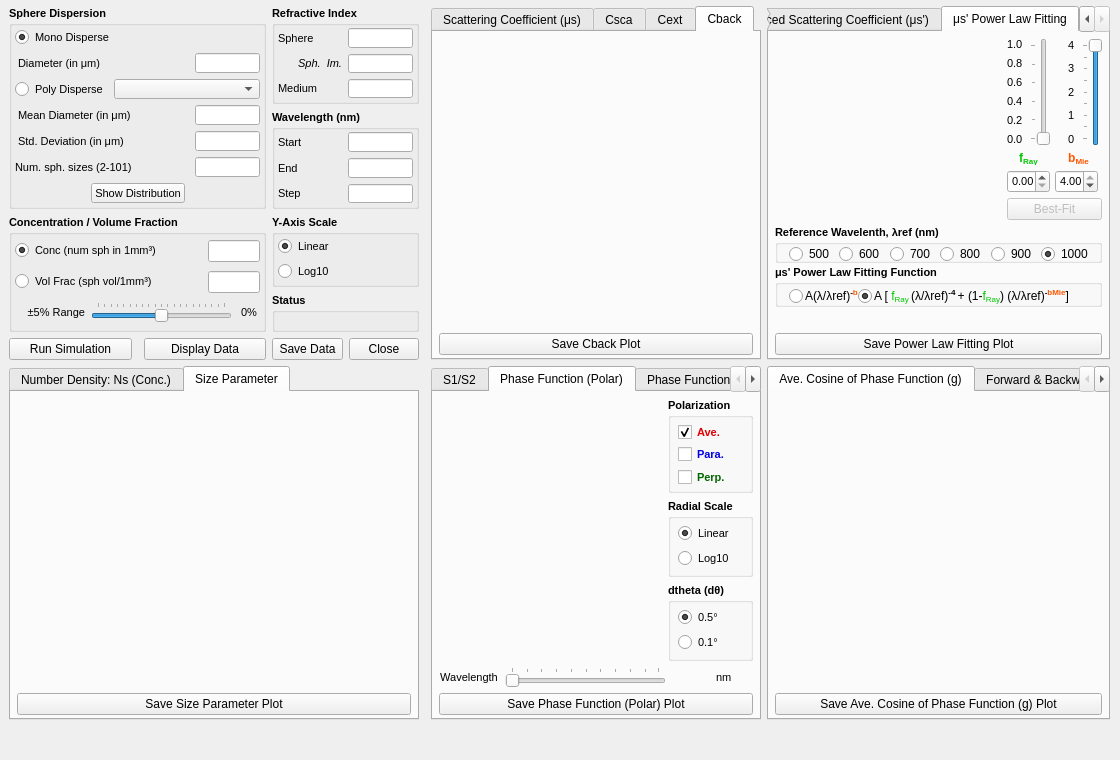
First picture: the form in src/app/dialog/mainwindow.ui, repository VirtualPhotonics/MieSimulatorGUI, before the edit.
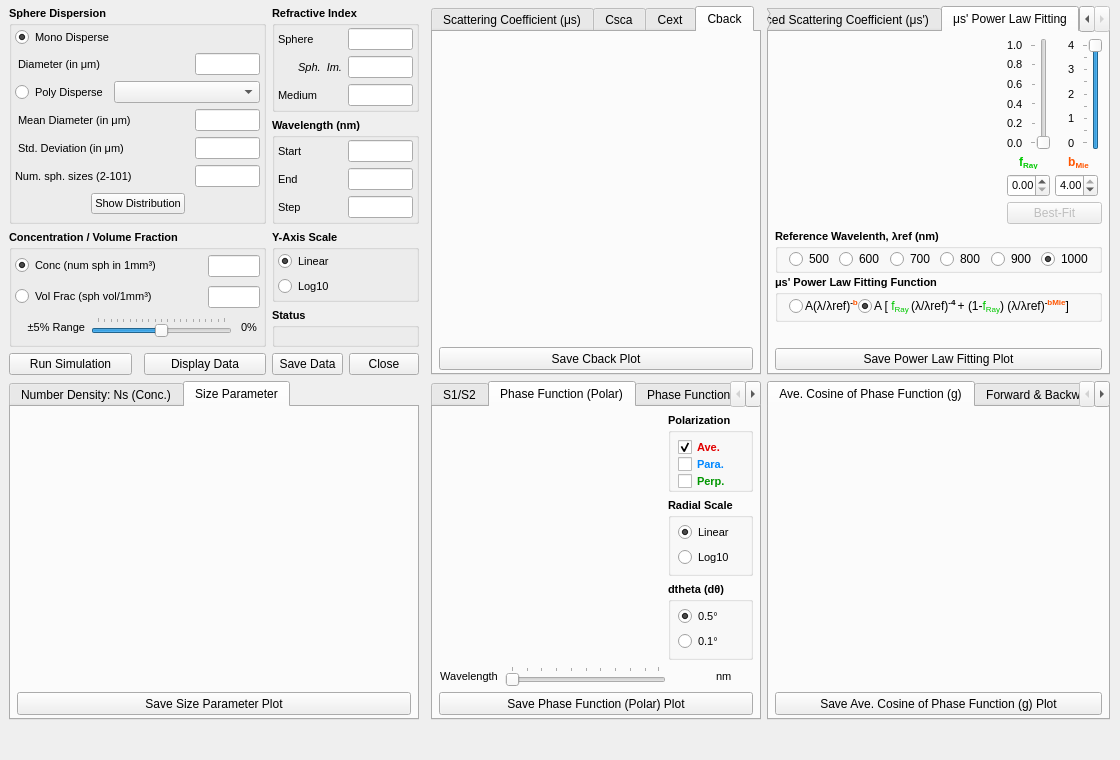
Second picture: the form after the edit. The open tabs and pages were chosen to show the change. Icons and pictures are not drawn. Custom widgets are drawn as their Qt base class.

Commit message: Fixed Qt version number; Corrected colors for dark theme windows; Fixed Tooltip display error; Defined different fonts for different OS

```diff
--- a/src/app/dialog/mainwindow.ui
+++ b/src/app/dialog/mainwindow.ui
@@ -59,8 +59,8 @@
       </property>
       <property name="minimumSize">
        <size>
-        <width>10</width>
-        <height>0</height>
+        <width>0</width>
+        <height>23</height>
        </size>
       </property>
       <property name="font">
@@ -424,6 +424,12 @@
         </item>
         <item row="2" column="0" colspan="4">
          <widget class="QPushButton" name="pushButton_SavePlot_PhaseFunctionPolar">
+          <property name="minimumSize">
+           <size>
+            <width>0</width>
+            <height>23</height>
+           </size>
+          </property>
           <property name="text">
            <string>Save Phase Function (Polar) Plot</string>
           </property>
@@ -602,8 +608,8 @@
                      <brush brushstyle="SolidPattern">
                       <color alpha="255">
                        <red>0</red>
-                       <green>0</green>
-                       <blue>225</blue>
+                       <green>135</green>
+                       <blue>255</blue>
                       </color>
                      </brush>
                     </colorrole>
@@ -613,8 +619,8 @@
                      <brush brushstyle="SolidPattern">
                       <color alpha="255">
                        <red>0</red>
-                       <green>0</green>
-                       <blue>225</blue>
+                       <green>135</green>
+                       <blue>255</blue>
                       </color>
                      </brush>
                     </colorrole>
@@ -714,7 +720,7 @@
                      <brush brushstyle="SolidPattern">
                       <color alpha="255">
                        <red>0</red>
-                       <green>100</green>
+                       <green>150</green>
                        <blue>0</blue>
                       </color>
                      </brush>
@@ -725,7 +731,7 @@
                      <brush brushstyle="SolidPattern">
                       <color alpha="255">
                        <red>0</red>
-                       <green>100</green>
+                       <green>150</green>
                        <blue>0</blue>
                       </color>
                      </brush>
@@ -1816,18 +1822,11 @@
           </item>
           <item>
            <widget class="QPushButton" name="pushButton_SavePlot_MuspPowerLaw">
-            <property name="minimumSize">
-             <size>
-              <width>23</width>
-              <height>0</height>
-             </size>
-            </property>
             <property name="font">
              <font>
               <family>Arial</family>
               <pointsize>9</pointsize>
               <italic>false</italic>
-              <bold>false</bold>
              </font>
             </property>
             <property name="text">
@@ -2316,6 +2315,12 @@
         </item>
         <item row="1" column="0">
          <widget class="QPushButton" name="pushButton_SavePlot_Cback">
+          <property name="minimumSize">
+           <size>
+            <width>0</width>
+            <height>23</height>
+           </size>
+          </property>
           <property name="text">
            <string>Save Cback Plot</string>
           </property>
@@ -3713,6 +3718,12 @@
     </item>
     <item row="1" column="3">
      <widget class="QTabWidget" name="tabWidget_G">
+      <property name="minimumSize">
+       <size>
+        <width>0</width>
+        <height>0</height>
+       </size>
+      </property>
       <property name="font">
        <font>
         <family>Arial</family>
@@ -3747,6 +3758,12 @@
         </property>
         <item row="1" column="0">
          <widget class="QPushButton" name="pushButton_SavePlot_G">
+          <property name="minimumSize">
+           <size>
+            <width>0</width>
+            <height>23</height>
+           </size>
+          </property>
           <property name="text">
            <string>Save Ave. Cosine of Phase Function (g) Plot</string>
           </property>
@@ -4008,6 +4025,12 @@
         </item>
         <item row="1" column="0">
          <widget class="QPushButton" name="pushButton_SavePlot_SizePara">
+          <property name="minimumSize">
+           <size>
+            <width>0</width>
+            <height>23</height>
+           </size>
+          </property>
           <property name="text">
            <string>Save Size Parameter Plot</string>
           </property>
```
Left out of the diff: 378 changed lines with no effect on the pictures. The commit also changes 5 other files.
